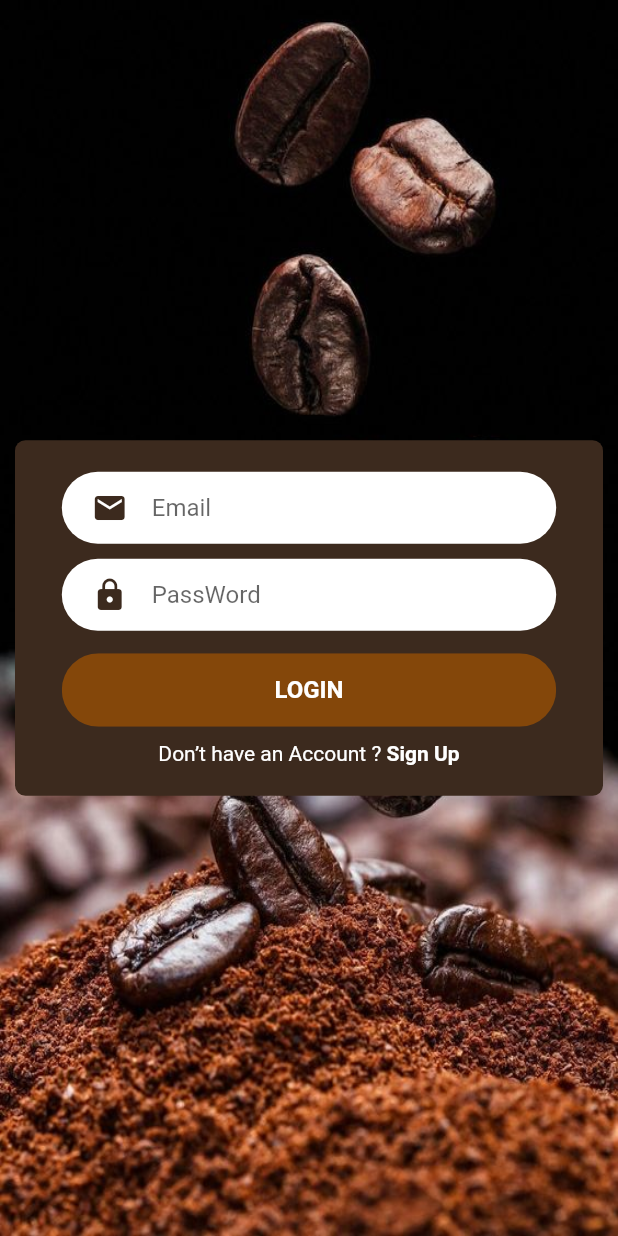
After one commit to AnhTran1/CoffeeShop, a Flutter app: the screen it shows after launch, on a phone screen of 412 x 824 dp. The commit adds this screen. Run offline on Flutter 3.47's test engine with Material 2 defaults, Android fonts, the phone set to English and light mode, and no system bars; our stand-ins replace cached_network_image, shared_preferences.

Commit message:
implement form signin - signup

```diff
--- /dev/null
+++ b/coffeshop/lib/login.dart
@@ -0,0 +1,78 @@
+import 'package:coffeshop/bottom_navigation.dart';
+import 'package:coffeshop/common/Utils.dart';
+import 'package:coffeshop/common/styles.dart';
+import 'package:coffeshop/sign_up.dart';
+import 'package:coffeshop/widget/login_widget/already_have_an_account_acheck.dart';
+import 'package:coffeshop/widget/login_widget/rounded_button.dart';
+import 'package:coffeshop/widget/login_widget/rounded_input_field.dart';
+import 'package:coffeshop/widget/login_widget/rounded_password_field.dart';
+import 'package:flutter/material.dart';
+
+class Login extends StatefulWidget {
+  @override
+  _LoginState createState() => _LoginState();
+}
+
+class _LoginState extends State<Login> {
+  @override
+  Widget build(BuildContext context) {
+    return Scaffold(
+      body:Stack(
+        alignment: Alignment.center,
+        children: [
+          GestureDetector(
+            onTap: (){
+              FocusScope.of(context).requestFocus(new FocusNode());
+            },
+            child: ClipRect(
+              child: Image.asset('assets/image/background_login.jpg',width: Utils.width(context),height: Utils.height(context),fit: BoxFit.fill),
+            ),
+          ),
+          SingleChildScrollView(
+            child: Container(
+              padding: EdgeInsets.only(left: 10,right: 10,top: 16,bottom: 20),
+              margin: EdgeInsets.all(10.0),
+              decoration: BoxDecoration(
+                borderRadius: BorderRadius.all(Radius.circular(7.0)),
+                color: BASE_APP_COLOR,
+              ),
+              child: Column(
+                crossAxisAlignment: CrossAxisAlignment.center,
+                mainAxisAlignment: MainAxisAlignment.center,
+                children: [
+                  RoundedInputField(
+                    hintText: "Email",
+                    onChanged: (value) {},
+                    icon: Icons.email,
+                  ),
+                  RoundedPasswordField(
+                    onChanged: (value) {},
+                    hint: "PassWord",
+                  ),
+                  RoundedButton(
+                    text: "LOGIN",
+                    press: () {
+                      Navigator.pushReplacement(
+                        context,
+                        MaterialPageRoute(builder: (context) => BottomNavigation()),
+                      );
+                    },
+                    color: ITEM_COLOR,
+                  ),
+                  AlreadyHaveAnAccountCheck(
+                    press: () {
+                      Navigator.pushReplacement(
+                        context,
+                        MaterialPageRoute(builder: (context) => SignUp()),
+                      );
+                    },
+                  ),
+                ],
+              ),
+            ),
+          ),
+        ],
+      )
+    );
+  }
+}
--- a/coffeshop/lib/main.dart
+++ b/coffeshop/lib/main.dart
@@ -1,4 +1,5 @@
 import 'package:coffeshop/bottom_navigation.dart';
+import 'package:coffeshop/login.dart';
 import 'package:coffeshop/notifier/product_detail_notifier.dart';
 import 'package:flutter/material.dart';
 import 'package:flutter/services.dart';
@@ -35,7 +36,7 @@ class MyApp extends StatelessWidget {
         primarySwatch: Colors.blue,
         visualDensity: VisualDensity.adaptivePlatformDensity,
       ),
-      home:  BottomNavigation(),
+      home:Login(),
     );
   }
 }
--- /dev/null
+++ b/coffeshop/lib/widget/login_widget/already_have_an_account_acheck.dart
@@ -0,0 +1,35 @@
+import 'package:coffeshop/common/styles.dart';
+import 'package:flutter/material.dart';
+
+class AlreadyHaveAnAccountCheck extends StatelessWidget {
+  final bool login;
+  final Function press;
+  const AlreadyHaveAnAccountCheck({
+    Key key,
+    this.login = true,
+    this.press,
+  }) : super(key: key);
+
+  @override
+  Widget build(BuildContext context) {
+    return Row(
+      mainAxisAlignment: MainAxisAlignment.center,
+      children: <Widget>[
+        Text(
+          login ? "Don’t have an Account ? " : "Already have an Account ? ",
+          style: TextStyle(color: WHITE_COLOR),
+        ),
+        GestureDetector(
+          onTap: press,
+          child: Text(
+            login ? "Sign Up" : "Sign In",
+            style: TextStyle(
+              color: WHITE_COLOR,
+              fontWeight: FontWeight.bold,
+            ),
+          ),
+        )
+      ],
+    );
+  }
+}
--- /dev/null
+++ b/coffeshop/lib/widget/login_widget/rounded_button.dart
@@ -0,0 +1,35 @@
+import 'package:coffeshop/common/styles.dart';
+import 'package:flutter/material.dart';
+class RoundedButton extends StatelessWidget {
+  final String text;
+  final Function press;
+  final Color color, textColor;
+  const RoundedButton({
+    Key key,
+    this.text,
+    this.press,
+    this.color,
+    this.textColor = Colors.white,
+  }) : super(key: key);
+
+  @override
+  Widget build(BuildContext context) {
+    Size size = MediaQuery.of(context).size;
+    return Container(
+      margin: EdgeInsets.symmetric(vertical: 10),
+      width: size.width * 0.8,
+      child: ClipRRect(
+        borderRadius: BorderRadius.circular(29),
+        child: FlatButton(
+          padding: EdgeInsets.symmetric(vertical: 15, horizontal: 40),
+          color: color,
+          onPressed: press,
+          child: Text(
+            text,
+            style: TextStyle(color: textColor,fontSize: 16,fontWeight: FontWeight.bold),
+          ),
+        ),
+      ),
+    );
+  }
+}
--- /dev/null
+++ b/coffeshop/lib/widget/login_widget/rounded_input_field.dart
@@ -0,0 +1,32 @@
+import 'package:coffeshop/common/styles.dart';
+import 'package:coffeshop/widget/login_widget/text_field_container.dart';
+import 'package:flutter/material.dart';
+
+class RoundedInputField extends StatelessWidget {
+  final String hintText;
+  final IconData icon;
+  final ValueChanged<String> onChanged;
+  const RoundedInputField({
+    Key key,
+    this.hintText,
+    this.icon,
+    this.onChanged,
+  }) : super(key: key);
+
+  @override
+  Widget build(BuildContext context) {
+    return TextFieldContainer(
+      child: TextField(
+        onChanged: onChanged,
+        decoration: InputDecoration(
+          icon: Icon(
+            icon,
+            color: BASE_APP_COLOR,
+          ),
+          hintText: hintText,
+          border: InputBorder.none,
+        ),
+      ),
+    );
+  }
+}
--- /dev/null
+++ b/coffeshop/lib/widget/login_widget/rounded_password_field.dart
@@ -0,0 +1,30 @@
+import 'package:coffeshop/common/styles.dart';
+import 'package:coffeshop/widget/login_widget/text_field_container.dart';
+import 'package:flutter/material.dart';
+class RoundedPasswordField extends StatelessWidget {
+  final ValueChanged<String> onChanged;
+  final String hint;
+  const RoundedPasswordField({
+    Key key,
+    this.hint,
+    this.onChanged,
+  }) : super(key: key);
+
+  @override
+  Widget build(BuildContext context) {
+    return TextFieldContainer(
+      child: TextField(
+        obscureText: true,
+        onChanged: onChanged,
+        decoration: InputDecoration(
+          hintText: hint,
+          icon: Icon(
+            Icons.lock,
+            color: BASE_APP_COLOR,
+          ),
+          border: InputBorder.none,
+        ),
+      ),
+    );
+  }
+}
--- /dev/null
+++ b/coffeshop/lib/widget/login_widget/text_field_container.dart
@@ -0,0 +1,25 @@
+import 'package:coffeshop/common/styles.dart';
+import 'package:flutter/material.dart';
+
+class TextFieldContainer extends StatelessWidget {
+  final Widget child;
+  const TextFieldContainer({
+    Key key,
+    this.child,
+  }) : super(key: key);
+
+  @override
+  Widget build(BuildContext context) {
+    Size size = MediaQuery.of(context).size;
+    return Container(
+      margin: EdgeInsets.symmetric(vertical: 5),
+      padding: EdgeInsets.symmetric(horizontal: 20, vertical: 0),
+      width: size.width * 0.8,
+      decoration: BoxDecoration(
+        color: WHITE_COLOR,
+        borderRadius: BorderRadius.circular(29),
+      ),
+      child: child,
+    );
+  }
+}
```
Also changed, not shown: coffeshop/lib/common/storage_manager.dart (added, +30 -0 lines), coffeshop/lib/sign_up.dart (added, +89 -0 lines), coffeshop/assets/image/background_login.jpg (added).
